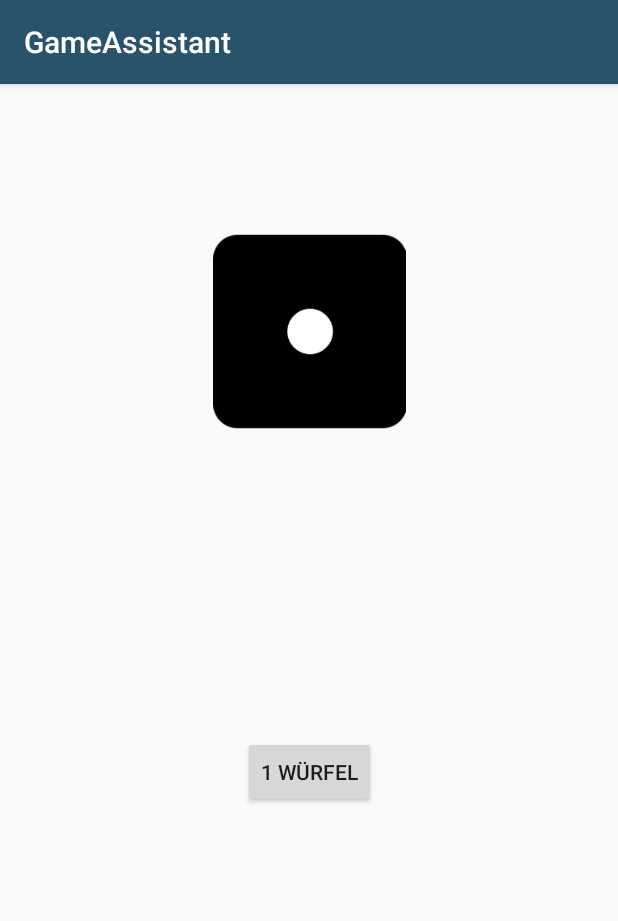
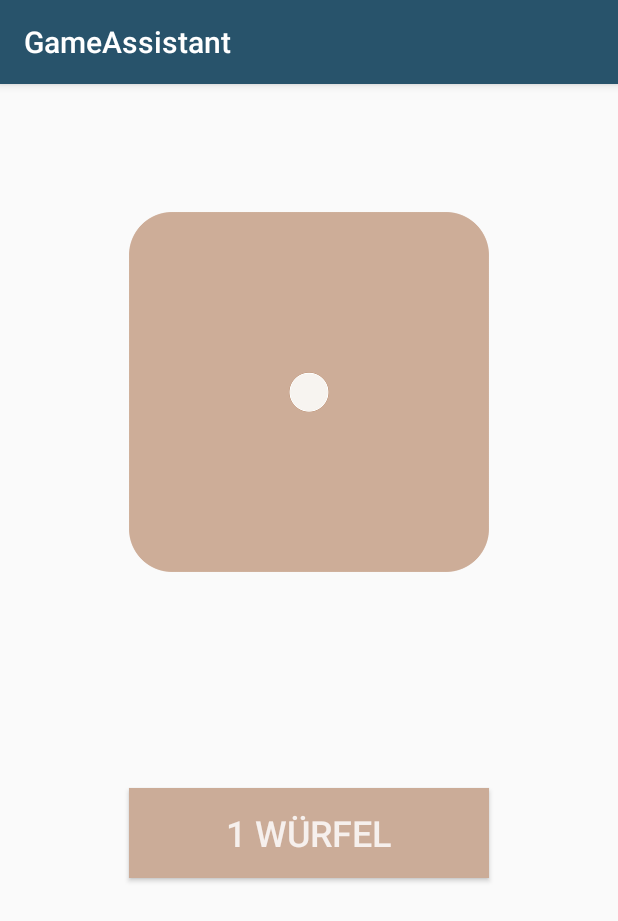
Before and after one commit to Hotzenplotz1337/App, an Android app: the Wuerfeln screen opened directly, with no data from a screen before it, on a phone screen of 412 x 824 dp. Shown: the top 921 px of the screen. Run offline under Robolectric (Android 15) with nearby library versions, the phone set to English and light mode, and no system bars.

Commit message:
Farben alle angepasst

```diff
--- a/app/build.gradle
+++ b/app/build.gradle
@@ -4,7 +4,7 @@ android {
     compileSdkVersion 28
     defaultConfig {
         applicationId "de.ml.gameassistant"
-        minSdkVersion 21
+        minSdkVersion 22
         targetSdkVersion 28
         versionCode 1
         versionName "1.0"
@@ -16,10 +16,12 @@ android {
             proguardFiles getDefaultProguardFile('proguard-android.txt'), 'proguard-rules.pro'
         }
     }
+    productFlavors {
+    }
 }
 
 dependencies {
-    implementation fileTree(dir: 'libs', include: ['*.jar'])
+    implementation fileTree(include: ['*.jar'], dir: 'libs')
     implementation 'com.android.support:appcompat-v7:28.0.0'
     implementation 'com.android.support.constraint:constraint-layout:1.1.3'
     testImplementation 'junit:junit:4.12'
--- a/app/src/main/res/layout/activity_namen_losen.xml
+++ b/app/src/main/res/layout/activity_namen_losen.xml
@@ -4,6 +4,7 @@
     xmlns:tools="http://schemas.android.com/tools"
     android:layout_width="match_parent"
     android:layout_height="match_parent"
+    android:background="@color/col4"
     tools:context=".NamenLosen">
 
     <EditText
@@ -131,10 +132,12 @@
 
     <TextView
         android:id="@+id/tv"
-        android:layout_width="0dp"
+        android:layout_width="331dp"
         android:layout_height="wrap_content"
-        android:layout_marginTop="8dp"
-        android:layout_marginBottom="8dp"
+        android:layout_marginStart="40dp"
+        android:layout_marginTop="30dp"
+        android:layout_marginEnd="40dp"
+        android:layout_marginBottom="15dp"
         android:textAlignment="center"
         android:textColor="@color/col1"
         android:textSize="50sp"
@@ -143,12 +146,11 @@
         app:layout_constraintEnd_toEndOf="parent"
         app:layout_constraintHorizontal_bias="0.0"
         app:layout_constraintStart_toStartOf="parent"
-        app:layout_constraintTop_toBottomOf="@+id/et7"
-        app:layout_constraintVertical_bias="0.49" />
+        app:layout_constraintTop_toBottomOf="@+id/et7" />
 
     <Button
         android:id="@+id/button5"
-        android:layout_width="0dp"
+        android:layout_width="331dp"
         android:layout_height="0dp"
         android:layout_marginStart="16dp"
         android:layout_marginTop="32dp"
@@ -157,6 +159,8 @@
         android:background="@color/col2"
         android:onClick="losen"
         android:text="Namen auslosen"
+        android:textColor="@color/col4"
+        android:textSize="24sp"
         app:layout_constraintBottom_toBottomOf="parent"
         app:layout_constraintEnd_toEndOf="parent"
         app:layout_constraintStart_toStartOf="parent"
--- a/app/src/main/res/layout/activity_rechner.xml
+++ b/app/src/main/res/layout/activity_rechner.xml
@@ -4,8 +4,9 @@
     xmlns:tools="http://schemas.android.com/tools"
     android:layout_width="match_parent"
     android:layout_height="match_parent"
+    android:background="@color/col4"
     android:orientation="vertical"
-    tools:context=".Rechner" >
+    tools:context=".Rechner">
 
     <LinearLayout
         android:layout_width="match_parent"
@@ -18,12 +19,15 @@
             android:layout_height="80dp"
             android:layout_marginLeft="20dp"
             android:layout_marginTop="20dp"
-            android:layout_marginRight="20dp" />
+            android:layout_marginRight="20dp"
+            android:background="@color/col3"
+            android:textColor="@android:color/background_light"
+            android:textSize="18sp" />
 
         <EditText
             android:id="@+id/eingabe"
             android:layout_width="match_parent"
-            android:layout_height="80dp"
+            android:layout_height="40dp"
             android:layout_marginLeft="20dp"
             android:layout_marginTop="20dp"
             android:layout_marginRight="20dp"
@@ -34,10 +38,10 @@
         <GridLayout
             android:layout_width="match_parent"
             android:layout_height="match_parent"
+            android:layout_marginLeft="20dp"
             android:layout_marginTop="90dp"
+            android:layout_marginRight="20dp"
             android:layout_marginBottom="90dp"
-            android:layout_marginRight="20dp"
-            android:layout_marginLeft="20dp"
             android:columnCount="4"
             android:rowCount="4">
 
--- a/app/src/main/res/layout/activity_stadt_land_fluss.xml
+++ b/app/src/main/res/layout/activity_stadt_land_fluss.xml
@@ -4,6 +4,7 @@
     xmlns:tools="http://schemas.android.com/tools"
     android:layout_width="match_parent"
     android:layout_height="match_parent"
+    android:background="@color/col4"
     tools:context=".StadtLandFluss"
     tools:layout_editor_absoluteY="81dp">
 
@@ -11,13 +12,15 @@
         android:id="@+id/button"
         android:layout_width="353dp"
         android:layout_height="106dp"
-        android:layout_marginStart="8dp"
+        android:layout_marginStart="16dp"
         android:layout_marginTop="16dp"
-        android:layout_marginEnd="8dp"
+        android:layout_marginEnd="16dp"
         android:layout_marginBottom="16dp"
         android:background="@color/col2"
         android:onClick="drehen"
         android:text="Buchstabe losen"
+        android:textColor="@color/col4"
+        android:textSize="24sp"
         app:layout_constraintBottom_toBottomOf="parent"
         app:layout_constraintEnd_toEndOf="parent"
         app:layout_constraintHorizontal_bias="0.516"
--- a/app/src/main/res/layout/activity_wuerfeln.xml
+++ b/app/src/main/res/layout/activity_wuerfeln.xml
@@ -8,152 +8,158 @@
 
     <ImageView
         android:id="@+id/wuerfel1"
-        android:layout_width="130dp"
-        android:layout_height="130dp"
-        android:layout_marginStart="141dp"
-        android:layout_marginTop="100dp"
-        android:layout_marginEnd="140dp"
+        android:layout_width="240dp"
+        android:layout_height="240dp"
+        android:layout_marginStart="85dp"
+        android:layout_marginTop="85dp"
+        android:layout_marginEnd="85dp"
         app:layout_constraintEnd_toEndOf="parent"
-        app:layout_constraintHorizontal_bias="0.0"
         app:layout_constraintStart_toStartOf="parent"
         app:layout_constraintTop_toTopOf="parent"
         app:srcCompat="@drawable/w1" />
 
     <Button
         android:id="@+id/button1"
-        android:layout_width="wrap_content"
-        android:layout_height="wrap_content"
-        android:layout_marginStart="162dp"
-        android:layout_marginEnd="160dp"
-        android:layout_marginBottom="100dp"
+        android:layout_width="240dp"
+        android:layout_height="60dp"
+        android:layout_marginStart="85dp"
+        android:layout_marginEnd="86dp"
+        android:layout_marginBottom="68dp"
+        android:background="@color/colorAccent"
         android:onClick="wuerfeln1"
         android:text="1 Würfel"
+        android:textColor="@color/col4"
+        android:textSize="24sp"
         app:layout_constraintBottom_toTopOf="@+id/ergebnisview"
         app:layout_constraintEnd_toEndOf="parent"
-        app:layout_constraintHorizontal_bias="0.0"
         app:layout_constraintStart_toStartOf="parent" />
 
     <ImageView
         android:id="@+id/wuerfel2"
-        android:layout_width="130dp"
-        android:layout_height="130dp"
-        android:layout_marginStart="141dp"
-        android:layout_marginTop="100dp"
-        android:layout_marginEnd="140dp"
+        android:layout_width="240dp"
+        android:layout_height="240dp"
+        android:layout_marginStart="85dp"
+        android:layout_marginTop="85dp"
+        android:layout_marginEnd="85dp"
         app:layout_constraintEnd_toEndOf="parent"
-        app:layout_constraintHorizontal_bias="0.0"
         app:layout_constraintStart_toStartOf="parent"
         app:layout_constraintTop_toTopOf="parent"
         app:srcCompat="@drawable/w2" />
 
     <Button
         android:id="@+id/button2"
-        android:layout_width="wrap_content"
-        android:layout_height="wrap_content"
-        android:layout_marginStart="162dp"
-        android:layout_marginEnd="160dp"
-        android:layout_marginBottom="100dp"
+        android:layout_width="240dp"
+        android:layout_height="60dp"
+        android:layout_marginStart="85dp"
+        android:layout_marginEnd="86dp"
+        android:layout_marginBottom="68dp"
+        android:background="@color/colorAccent"
         android:onClick="wuerfeln2"
         android:text="2 Würfel"
+        android:textColor="@color/col4"
+        android:textSize="24sp"
         app:layout_constraintBottom_toTopOf="@+id/ergebnisview"
         app:layout_constraintEnd_toEndOf="parent"
-        app:layout_constraintHorizontal_bias="0.0"
         app:layout_constraintStart_toStartOf="parent" />
 
     <ImageView
         android:id="@+id/wuerfel3"
-        android:layout_width="130dp"
-        android:layout_height="130dp"
-        android:layout_marginStart="141dp"
-        android:layout_marginTop="100dp"
-        android:layout_marginEnd="140dp"
+        android:layout_width="240dp"
+        android:layout_height="240dp"
+        android:layout_marginStart="85dp"
+        android:layout_marginTop="85dp"
+        android:layout_marginEnd="85dp"
         app:layout_constraintEnd_toEndOf="parent"
-        app:layout_constraintHorizontal_bias="0.0"
         app:layout_constraintStart_toStartOf="parent"
         app:layout_constraintTop_toTopOf="parent"
         app:srcCompat="@drawable/w3" />
 
     <Button
         android:id="@+id/button3"
-        android:layout_width="wrap_content"
-        android:layout_height="wrap_content"
-        android:layout_marginStart="162dp"
-        android:layout_marginEnd="160dp"
-        android:layout_marginBottom="100dp"
+        android:layout_width="240dp"
+        android:layout_height="60dp"
+        android:layout_marginStart="85dp"
+        android:layout_marginEnd="86dp"
+        android:layout_marginBottom="68dp"
+        android:background="@color/colorAccent"
         android:onClick="wuerfeln3"
         android:text="3 Würfel"
+        android:textColor="@color/col4"
+        android:textSize="24sp"
         app:layout_constraintBottom_toTopOf="@+id/ergebnisview"
         app:layout_constraintEnd_toEndOf="parent"
-        app:layout_constraintHorizontal_bias="0.0"
         app:layout_constraintStart_toStartOf="parent" />
 
     <ImageView
         android:id="@+id/wuerfel4"
-        android:layout_width="130dp"
-        android:layout_height="130dp"
-        android:layout_marginStart="141dp"
-        android:layout_marginTop="100dp"
-        android:layout_marginEnd="140dp"
+        android:layout_width="240dp"
+        android:layout_height="240dp"
+        android:layout_marginStart="85dp"
+        android:layout_marginTop="85dp"
+        android:layout_marginEnd="85dp"
         app:layout_constraintEnd_toEndOf="parent"
-        app:layout_constraintHorizontal_bias="0.0"
         app:layout_constraintStart_toStartOf="parent"
         app:layout_constraintTop_toTopOf="parent"
         app:srcCompat="@drawable/w4" />
 
     <Button
         android:id="@+id/button4"
-        android:layout_width="wrap_content"
-        android:layout_height="wrap_content"
-        android:layout_marginStart="162dp"
-        android:layout_marginEnd="160dp"
-        android:layout_marginBottom="100dp"
+        android:layout_width="240dp"
+        android:layout_height="60dp"
+        android:layout_marginStart="85dp"
+        android:layout_marginEnd="86dp"
+        android:layout_marginBottom="68dp"
+        android:background="@color/colorAccent"
         android:onClick="wuerfeln4"
         android:text="4 Würfel"
+        android:textColor="@color/col4"
+        android:textSize="24sp"
         app:layout_constraintBottom_toTopOf="@+id/ergebnisview"
         app:layout_constraintEnd_toEndOf="parent"
-        app:layout_constraintHorizontal_bias="0.0"
         app:layout_constraintStart_toStartOf="parent" />
 
     <ImageView
         android:id="@+id/wuerfel5"
-        android:layout_width="130dp"
-        android:layout_height="130dp"
-        android:layout_marginStart="141dp"
-        android:layout_marginTop="100dp"
-        android:layout_marginEnd="140dp"
+        android:layout_width="240dp"
+        android:layout_height="240dp"
+        android:layout_marginStart="85dp"
+        android:layout_marginTop="85dp"
+        android:layout_marginEnd="85dp"
         app:layout_constraintEnd_toEndOf="parent"
-        app:layout_constraintHorizontal_bias="0.0"
         app:layout_constraintStart_toStartOf="parent"
         app:layout_constraintTop_toTopOf="parent"
         app:srcCompat="@drawable/w5" />
 
     <Button
         android:id="@+id/button5"
-        android:layout_width="wrap_content"
-        android:layout_height="wrap_content"
-        android:layout_marginStart="162dp"
-        android:layout_marginEnd="160dp"
-        android:layout_marginBottom="100dp"
+        android:layout_width="240dp"
+        android:layout_height="60dp"
+        android:layout_marginStart="85dp"
+        android:layout_marginEnd="86dp"
+        android:layout_marginBottom="68dp"
+        android:background="@color/colorAccent"
         android:onClick="wuerfeln5"
         android:text="5 Würfel"
+        android:textColor="@color/col4"
+        android:textColorLink="@color/colorAccent"
+        android:textSize="24sp"
         app:layout_constraintBottom_toTopOf="@+id/ergebnisview"
         app:layout_constraintEnd_toEndOf="parent"
-        app:layout_constraintHorizontal_bias="0.0"
         app:layout_constraintStart_toStartOf="parent" />
 
     <TextView
         android:id="@+id/ergebnisview"
-        android:layout_width="387dp"
+        android:layout_width="240dp"
         android:layout_height="85dp"
-        android:layout_marginStart="12dp"
-        android:layout_marginEnd="12dp"
-        android:layout_marginBottom="100dp"
+        android:layout_marginStart="85dp"
+        android:layout_marginEnd="86dp"
+        android:layout_marginBottom="85dp"
         android:text=""
         android:textAlignment="center"
-        android:textSize="70sp"
+        android:textColor="@color/col1"
+        android:textSize="50sp"
         app:layout_constraintBottom_toBottomOf="parent"
         app:layout_constraintEnd_toEndOf="parent"
-        app:layout_constraintHorizontal_bias="1.0"
         app:layout_constraintStart_toStartOf="parent" />
 
 </android.support.constraint.ConstraintLayout>
--- a/app/src/main/res/values/colors.xml
+++ b/app/src/main/res/values/colors.xml
@@ -2,13 +2,13 @@
 <resources>
     <color name="colorPrimary">#28536B</color>
     <color name="colorPrimaryDark">#193849</color>
-    <color name="colorAccent">#c2948a</color>
+    <color name="colorAccent">#CBAC98</color>
     <color name="calc1">#999999</color>
     <color name="calc2">#707070</color>
     <color name="calc3">#505050</color>
     <color name="calc4">#FFFFFF</color>
-    <color name="col1">#28536b</color>
-    <color name="col2">#c2948a</color>
+    <color name="col1">#28536B</color>
+    <color name="col2">#C2948A</color>
     <color name="col3">#7EA8BE</color>
     <color name="col4">#F6F0ED</color>
     <color name="col5">#BBB193</color>
```
Also changed, not shown: app/src/main/res/drawable/w1.png, app/src/main/res/drawable/w2.png, app/src/main/res/drawable/w3.png, app/src/main/res/drawable/w4.png, app/src/main/res/drawable/w5.png.
